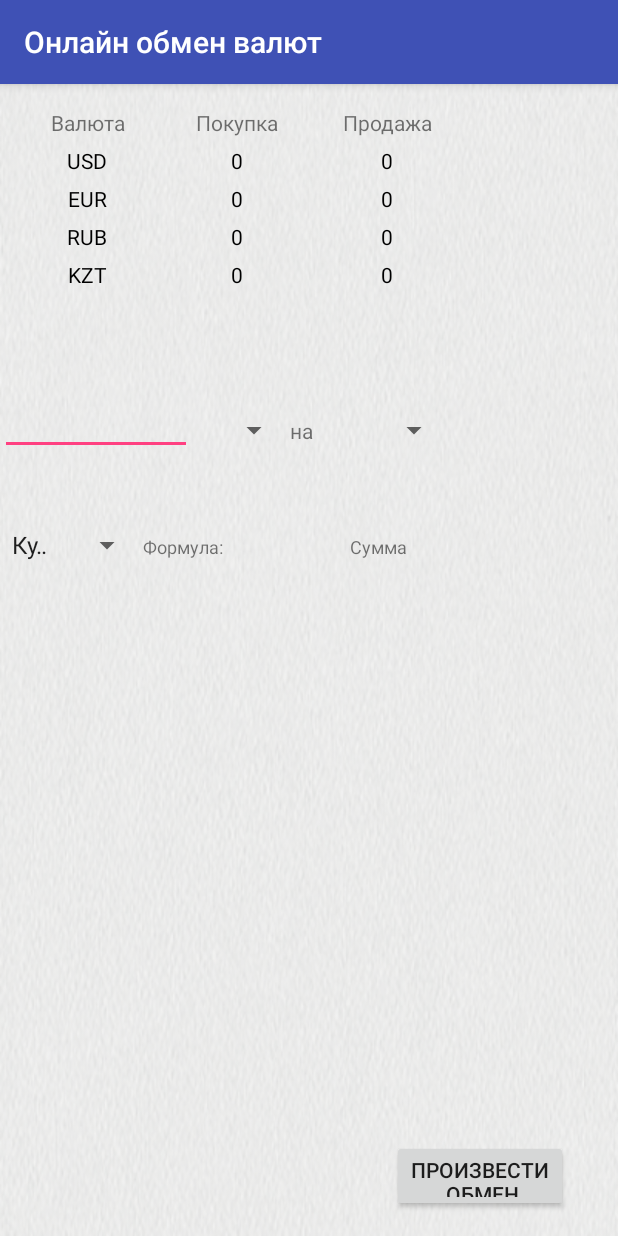
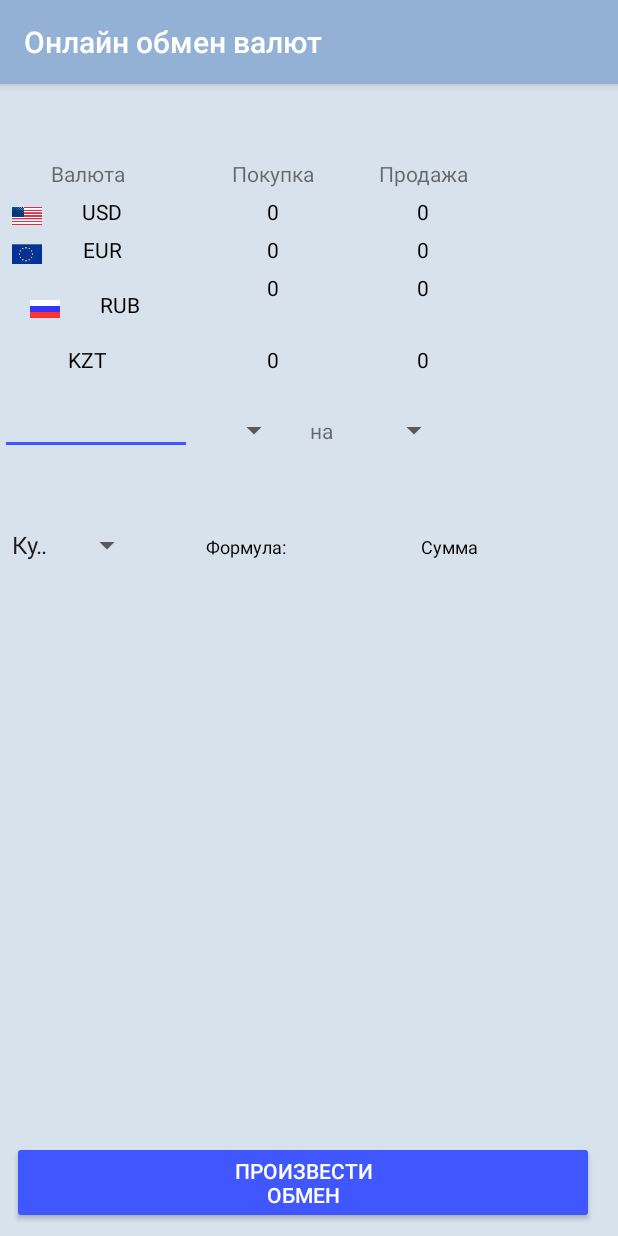
Before and after one commit to NurbekAl/OV, an Android app: the screen it shows after launch (Tablo), on a phone screen of 412 x 824 dp. Run offline under Robolectric (Android 15) with nearby library versions, the phone set to English and light mode, and no system bars; our stand-ins replace Firebase (no records; nobody signed in at launch, a user with empty details on screens opened directly); 8 statements that could not run were skipped.

Commit message:
add flags new colors

```diff
--- a/app/src/main/java/kg/obval/ov/Tablo.java
+++ b/app/src/main/java/kg/obval/ov/Tablo.java
@@ -10,8 +10,10 @@ import android.widget.AdapterView;
 import android.widget.ArrayAdapter;
 import android.widget.Button;
 import android.widget.EditText;
+import android.widget.LinearLayout;
 import android.widget.Spinner;
 import android.widget.TextView;
+import android.widget.Toast;
 
 import com.google.firebase.database.DataSnapshot;
 import com.google.firebase.database.DatabaseError;
@@ -187,10 +189,7 @@ public class Tablo extends AppCompatActivity {
         adapter.setDropDownViewResource(android.R.layout.simple_spinner_dropdown_item);
         spinnervalutado.setAdapter(adapter);
 
-        String[] data1 = {"KGS","USD", "EUR", "RUB", "KZT"};
-        ArrayAdapter<String> adapter1 = new ArrayAdapter<String>(this, android.R.layout.simple_spinner_item, data1);
-        adapter.setDropDownViewResource(android.R.layout.simple_spinner_dropdown_item);
-        spinnervalutaposle.setAdapter(adapter1);
+        spinnervalutaposle.setAdapter(adapter);
 
         String[] data2 = {"Купить", "Продать"};
         ArrayAdapter<String> adapter2 = new ArrayAdapter<String>(this, android.R.layout.simple_spinner_item, data2);
@@ -271,5 +270,13 @@ public class Tablo extends AppCompatActivity {
         firebaseDatabase = FirebaseDatabase.getInstance();
         databaseReference = firebaseDatabase.getReference("course");
 
+        LinearLayout linearLayout = (LinearLayout) findViewById(R.id.rubButton);
+        linearLayout.setOnClickListener(new View.OnClickListener() {
+            @Override
+            public void onClick(View v) {
+                Toast.makeText(Tablo.this, "test", Toast.LENGTH_SHORT).show();
+            }
+        });
+
     }
 }
--- a/app/src/main/res/layout/activity_tablo.xml
+++ b/app/src/main/res/layout/activity_tablo.xml
@@ -3,33 +3,35 @@
     xmlns:app="http://schemas.android.com/apk/res-auto"
     xmlns:tools="http://schemas.android.com/tools"
     android:layout_width="match_parent"
-    android:background="@drawable/back"
     android:layout_height="match_parent"
+    android:background="@color/background"
     tools:context="kg.obval.ov.Tablo">
 
 
     <Button
         android:id="@+id/proobmen"
-        android:layout_width="117dp"
-        android:layout_height="48dp"
-        android:layout_marginRight="16dp"
-        android:text="Произвести \nобмен"
-        app:layout_constraintRight_toRightOf="parent"
+        android:layout_width="match_parent"
+        android:layout_height="wrap_content"
+        android:layout_marginBottom="8dp"
         android:layout_marginEnd="16dp"
+        android:layout_marginLeft="8dp"
+        android:layout_marginRight="8dp"
+        android:layout_marginStart="8dp"
+        android:text="Произвести\nобмен"
+        style="@style/Base.Widget.AppCompat.Button.Colored"
+        app:layout_constraintBottom_toBottomOf="parent"
         app:layout_constraintLeft_toLeftOf="parent"
-        app:layout_constraintHorizontal_bias="0.938"
-        app:layout_constraintBottom_toBottomOf="parent"
-        android:layout_marginBottom="16dp" />
+        app:layout_constraintRight_toRightOf="parent" />
 
     <LinearLayout
+        android:id="@+id/linearLayout"
         android:layout_width="wrap_content"
         android:layout_height="wrap_content"
+        android:layout_marginEnd="8dp"
+        android:layout_marginRight="8dp"
         android:orientation="horizontal"
-        android:layout_marginRight="8dp"
+        app:layout_constraintHorizontal_bias="0.495"
         app:layout_constraintRight_toRightOf="parent"
-        android:id="@+id/linearLayout"
-        android:layout_marginEnd="8dp"
-        app:layout_constraintHorizontal_bias="0.495"
         tools:layout_editor_absoluteY="0dp">
 
     </LinearLayout>
@@ -56,6 +58,8 @@
             android:id="@+id/valutaText"
             android:layout_width="100dp"
             android:layout_height="@dimen/height"
+            android:layout_column="0"
+            android:layout_row="5"
             android:text="Валюта"
             android:textAlignment="center" />
 
@@ -73,13 +77,23 @@
             android:text="Продажа"
             android:textAlignment="center" />
 
+        <LinearLayout
+            android:layout_width="wrap_content"
+            android:layout_height="wrap_content">
+
+            <ImageView
+                android:layout_width="20dp"
+                android:layout_height="25dp"
+                android:src="@drawable/usa" />
+
             <TextView
                 android:id="@+id/dollarText"
-            android:layout_width="100dp"
+                android:layout_width="80dp"
                 android:layout_height="@dimen/height"
                 android:text="USD"
                 android:textAlignment="center"
                 android:textColor="@color/black" />
+        </LinearLayout>
 
         <TextView
             android:id="@+id/dollarPokupkaText"
@@ -97,13 +111,25 @@
             android:textAlignment="center"
             android:textColor="@color/black" />
 
+        <LinearLayout
+            android:layout_width="wrap_content"
+            android:layout_height="wrap_content">
+
+            <ImageView
+                android:layout_width="20dp"
+                android:layout_height="25dp"
+                android:src="@drawable/europe" />
+
             <TextView
                 android:id="@+id/euroText"
-            android:layout_width="100dp"
+                android:layout_width="80dp"
                 android:layout_height="25dp"
                 android:text="EUR"
                 android:textAlignment="center"
                 android:textColor="@color/black" />
+
+        </LinearLayout>
+
 
         <TextView
             android:id="@+id/euroPokupkaText"
@@ -121,13 +147,25 @@
             android:textAlignment="center"
             android:textColor="@color/black" />
 
+        <LinearLayout
+            android:id="@+id/rubButton"
+            android:layout_width="wrap_content"
+            android:layout_height="wrap_content"
+            android:clickable="true"
+            style="?android:attr/borderlessButtonStyle">
+            <ImageView
+                android:layout_width="20dp"
+                android:layout_height="25dp"
+                android:src="@drawable/russia"/>
             <TextView
                 android:id="@+id/rublText"
-            android:layout_width="100dp"
+                android:layout_width="80dp"
                 android:layout_height="@dimen/height"
                 android:text="RUB"
                 android:textAlignment="center"
                 android:textColor="@color/black" />
+        </LinearLayout>
+
 
         <TextView
             android:id="@+id/rublPokupkaText"
@@ -197,6 +235,7 @@
             android:id="@+id/naView"
             android:layout_width="41dp"
             android:layout_height="40dp"
+            android:gravity="center"
             android:text="на" />
 
         <Spinner
@@ -228,8 +267,9 @@
             android:layout_width="0dp"
             android:layout_height="40dp"
             android:layout_weight="1"
+            android:gravity="center"
             android:text="Формула:"
-             />
+            android:textColor="@color/black"/>
 
         <TextView
             android:id="@+id/summaView"
@@ -238,7 +278,9 @@
             android:layout_weight="1"
             android:paddingLeft="2dp"
             android:paddingRight="2dp"
+            android:gravity="center"
             android:text="Сумма"
+            android:textColor="@color/black"
             android:textSize="12sp" />
 
 
--- a/app/src/main/res/values/colors.xml
+++ b/app/src/main/res/values/colors.xml
@@ -1,8 +1,9 @@
 <?xml version="1.0" encoding="utf-8"?>
 <resources>
-    <color name="colorPrimary">#3F51B5</color>
+    <color name="colorPrimary">#93b1d4</color>
     <color name="colorPrimaryDark">#545454</color>
-    <color name="colorAccent">#FF4081</color>
+    <color name="colorAccent">#4056ff</color>
     <color name="whiteblue">#98d2f1</color>
     <color name="black">#000000</color>
+    <color name="background">#d8e2ec</color>
 </resources>
```
Also changed, not shown: app/src/main/res/drawable/europe.jpg (added), app/src/main/res/drawable/kazahstan.jpg (added), app/src/main/res/drawable/russia.jpg (added). Lines whose indentation alone changed are shown as unchanged.
